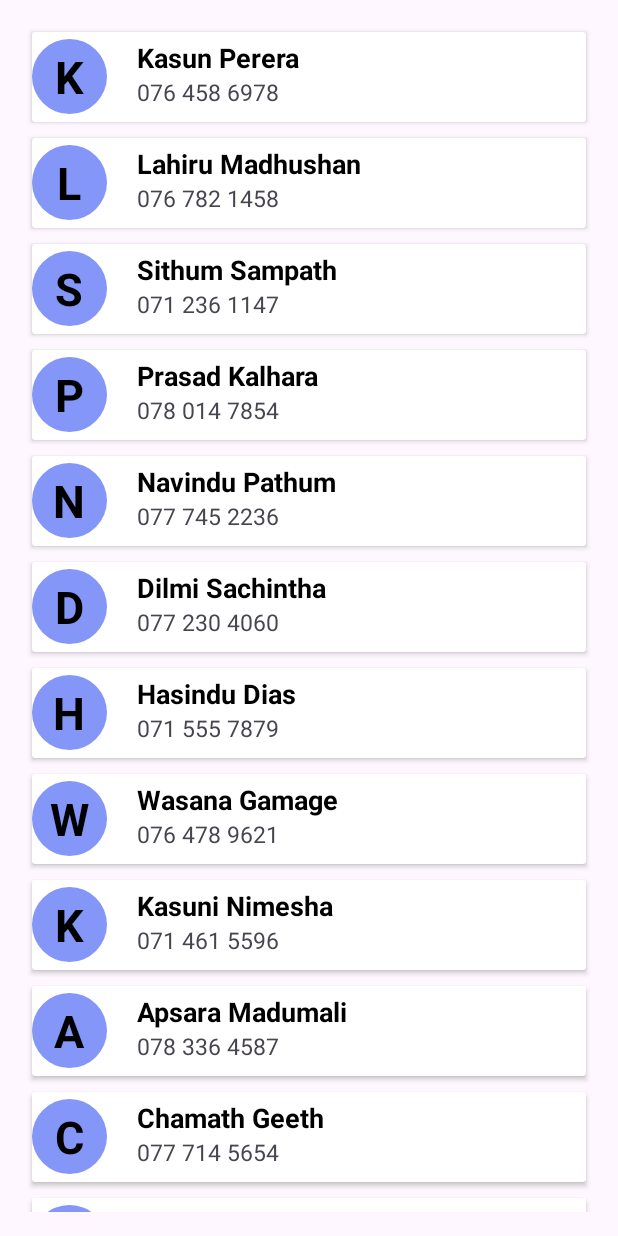
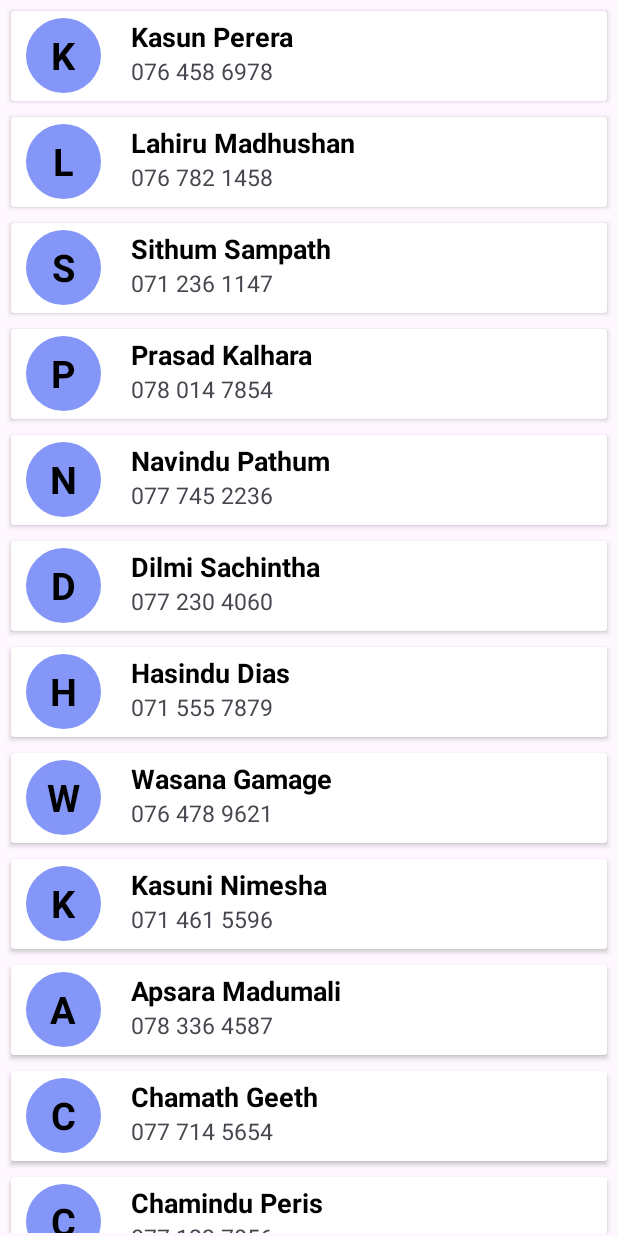
Before and after one commit to gschamika/Contacts-List-App, an Android app: the screen it shows after launch (MainActivity), on a phone screen of 412 x 824 dp. Run offline under Robolectric (Android 15) with nearby library versions, the phone set to English and light mode, and no system bars.

Commit message:
change 3

```diff
--- a/app/src/main/java/com/example/contactslistapp/Contact.java
+++ b/app/src/main/java/com/example/contactslistapp/Contact.java
@@ -5,14 +5,12 @@ public class Contact {
     private String phoneNumber;
     private String address;
 
-    // Constructor
     public Contact(String name, String phoneNumber, String address) {
         this.name = name;
         this.phoneNumber = phoneNumber;
         this.address = address;
     }
 
-    // Getters and setters
     public String getName() {
         return name;
     }
--- a/app/src/main/res/layout/activity_main.xml
+++ b/app/src/main/res/layout/activity_main.xml
@@ -3,13 +3,12 @@
     xmlns:tools="http://schemas.android.com/tools"
     android:layout_width="match_parent"
     android:layout_height="wrap_content"
-    android:padding="16dp"
+    android:padding="2dp"
     tools:context=".MainActivity">
 
     <androidx.recyclerview.widget.RecyclerView
         android:id="@+id/recyclerViewContacts"
         android:layout_width="match_parent"
-        android:layout_height="match_parent"
-        />
+        android:layout_height="match_parent" />
 
 </RelativeLayout>
--- a/app/src/main/res/layout/list_item.xml
+++ b/app/src/main/res/layout/list_item.xml
@@ -19,8 +19,9 @@
             android:gravity="center"
             android:text="A"
             android:textColor="@color/black"
-            android:textSize="30dp"
-            android:textStyle="bold" />
+            android:textSize="25dp"
+            android:textStyle="bold"
+            android:layout_marginLeft="10dp"/>
 
         <LinearLayout
             android:layout_width="match_parent"
```
